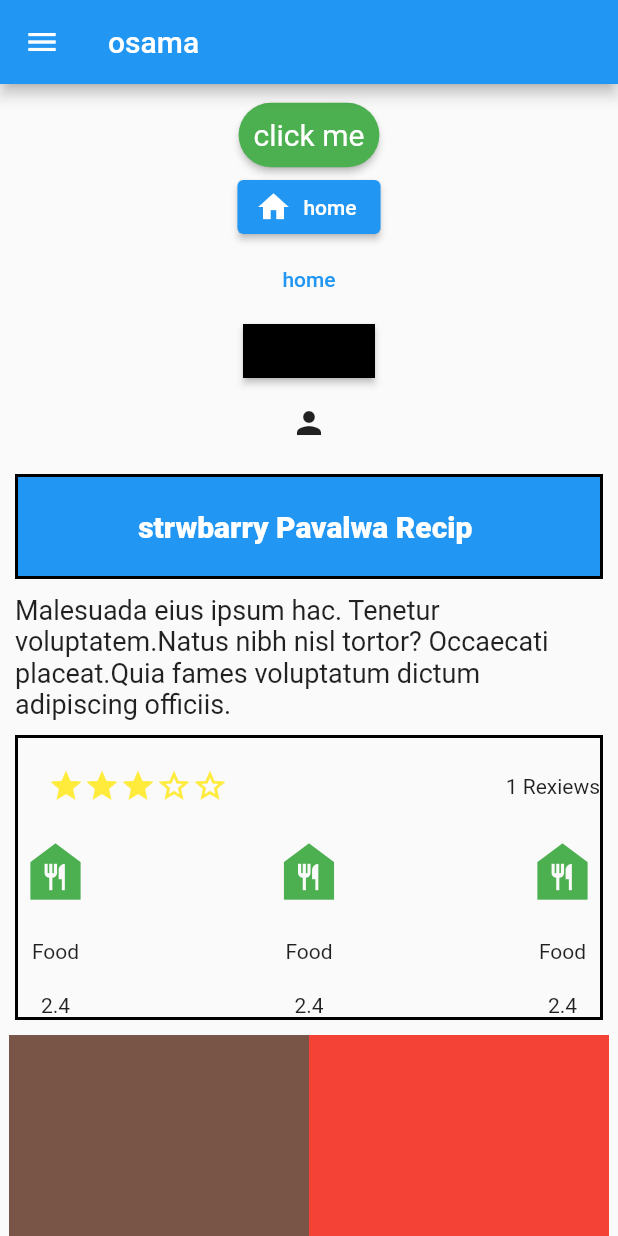
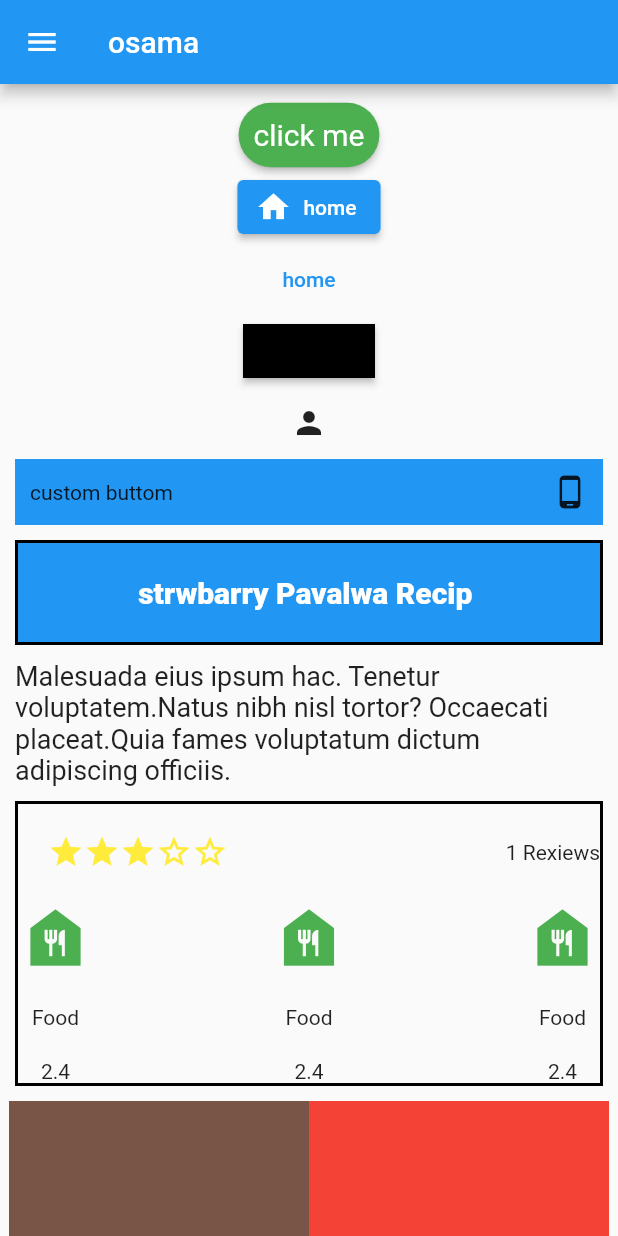
Before and after one commit to OsamaAlmamri/LearnFlutter, a Flutter app: the screen it shows after launch, on a phone screen of 412 x 824 dp. Run offline on Flutter 3.47's test engine with Material 2 defaults, Android fonts, the light colour scheme and no system bars.

Commit message:
custom buttom "InkWell"

```diff
--- a/lib/main.dart
+++ b/lib/main.dart
@@ -105,6 +105,13 @@ class HomePage extends StatelessWidget {
 
                 ),
                 IconButton(onPressed: ()=>{}, icon: Icon(Icons.person)),
+                InkWell(onTap: ()=>{print("clice")},child: Container(
+                  color: Colors.blue,
+                  padding: EdgeInsets.symmetric(horizontal: 10,vertical: 10),
+
+
+                  child: Row(mainAxisAlignment: MainAxisAlignment.spaceBetween, children: [Text("custom buttom") , Icon(Icons.phone_android)],),
+                ),),
                 Container(
                   height: 70,
                   margin: EdgeInsets.symmetric(vertical: 10),
```
